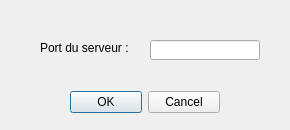
Before: the Qt Designer form src/ConfigurationAppli/f_Configuration.ui in lna44700/openorganigram, drawn with Qt 5.
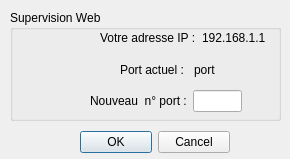
After: the same form once the commit is applied. Icons and pictures are not drawn.

Commit message: Incorporation de la partie serveurWeb destiné à la supervision des capteurs et actionneurs connectés à la maquette. Attention, la récupération de la valeur des capteurs/actionneurs n'est pas encore programmée. S'affiche pour le moment : Nom de la broche, Nom du capteur/actionneur, et son visuel en photo.

```diff
--- a/src/ConfigurationAppli/f_Configuration.ui
+++ b/src/ConfigurationAppli/f_Configuration.ui
@@ -7,7 +7,7 @@
     <x>0</x>
     <y>0</y>
     <width>290</width>
-    <height>130</height>
+    <height>159</height>
    </rect>
   </property>
   <property name="windowTitle">
@@ -17,11 +17,117 @@
    <iconset resource="../ressources.qrc">
     <normaloff>:/Images/App/icons_simple.png</normaloff>:/Images/App/icons_simple.png</iconset>
   </property>
+  <widget class="QGroupBox" name="groupBox">
+   <property name="geometry">
+    <rect>
+     <x>10</x>
+     <y>10</y>
+     <width>271</width>
+     <height>111</height>
+    </rect>
+   </property>
+   <property name="title">
+    <string>Supervision Web</string>
+   </property>
+   <widget class="QWidget" name="layoutWidget">
+    <property name="geometry">
+     <rect>
+      <x>110</x>
+      <y>50</y>
+      <width>111</width>
+      <height>20</height>
+     </rect>
+    </property>
+    <layout class="QHBoxLayout" name="horizontalLayout_2">
+     <item>
+      <widget class="QLabel" name="label">
+       <property name="text">
+        <string>Port actuel : </string>
+       </property>
+      </widget>
+     </item>
+     <item>
+      <widget class="QLabel" name="label_Port">
+       <property name="text">
+        <string>port</string>
+       </property>
+      </widget>
+     </item>
+    </layout>
+   </widget>
+   <widget class="QWidget" name="layoutWidget_2">
+    <property name="geometry">
+     <rect>
+      <x>80</x>
+      <y>80</y>
+      <width>152</width>
+      <height>22</height>
+     </rect>
+    </property>
+    <layout class="QHBoxLayout" name="horizontalLayout">
+     <item>
+      <widget class="QLabel" name="Lb_Port">
+       <property name="text">
+        <string>Nouveau  n° port :</string>
+       </property>
+      </widget>
+     </item>
+     <item>
+      <widget class="QLineEdit" name="LE_PortServeur"/>
+     </item>
+    </layout>
+   </widget>
+   <widget class="QLabel" name="label_logoPort">
+    <property name="geometry">
+     <rect>
+      <x>20</x>
+      <y>40</y>
+      <width>61</width>
+      <height>51</height>
+     </rect>
+    </property>
+    <property name="text">
+     <string/>
+    </property>
+    <property name="pixmap">
+     <pixmap resource="../../../../Réalisations/Test/openorganigramOk/openorganigram/src/ressources.qrc">:/Images/App/Port.png</pixmap>
+    </property>
+    <property name="scaledContents">
+     <bool>true</bool>
+    </property>
+   </widget>
+   <widget class="QWidget" name="layoutWidget_3">
+    <property name="geometry">
+     <rect>
+      <x>90</x>
+      <y>20</y>
+      <width>171</width>
+      <height>16</height>
+     </rect>
+    </property>
+    <layout class="QHBoxLayout" name="horizontalLayout_3">
+     <item>
+      <widget class="QLabel" name="label_2">
+       <property name="text">
+        <string>Votre adresse IP :</string>
+       </property>
+      </widget>
+     </item>
+     <item>
+      <widget class="QLabel" name="statusLabel">
+       <property name="text">
+        <string>192.168.1.1</string>
+       </property>
+      </widget>
+     </item>
+    </layout>
+   </widget>
+  </widget>
   <widget class="QDialogButtonBox" name="Bt_Validation">
    <property name="geometry">
     <rect>
-     <x>70</x>
-     <y>90</y>
+     <x>80</x>
+     <y>130</y>
      <width>150</width>
      <height>25</height>
     </rect>
@@ -29,28 +135,8 @@
    <property name="standardButtons">
     <set>QDialogButtonBox::Cancel|QDialogButtonBox::Ok</set>
    </property>
-  </widget>
-  <widget class="QLineEdit" name="LE_PortServeur">
-   <property name="geometry">
-    <rect>
-     <x>150</x>
-     <y>40</y>
-     <width>110</width>
-     <height>20</height>
-    </rect>
-   </property>
-  </widget>
-  <widget class="QLabel" name="Lb_Port">
-   <property name="geometry">
-    <rect>
-     <x>40</x>
-     <y>40</y>
-     <width>100</width>
-     <height>15</height>
-    </rect>
-   </property>
-   <property name="text">
-    <string>Port du serveur :</string>
+   <property name="centerButtons">
+    <bool>true</bool>
    </property>
   </widget>
  </widget>
```
Left out of the diff: 1 changed line with no effect on the pictures. The commit also changes 416 other files.
